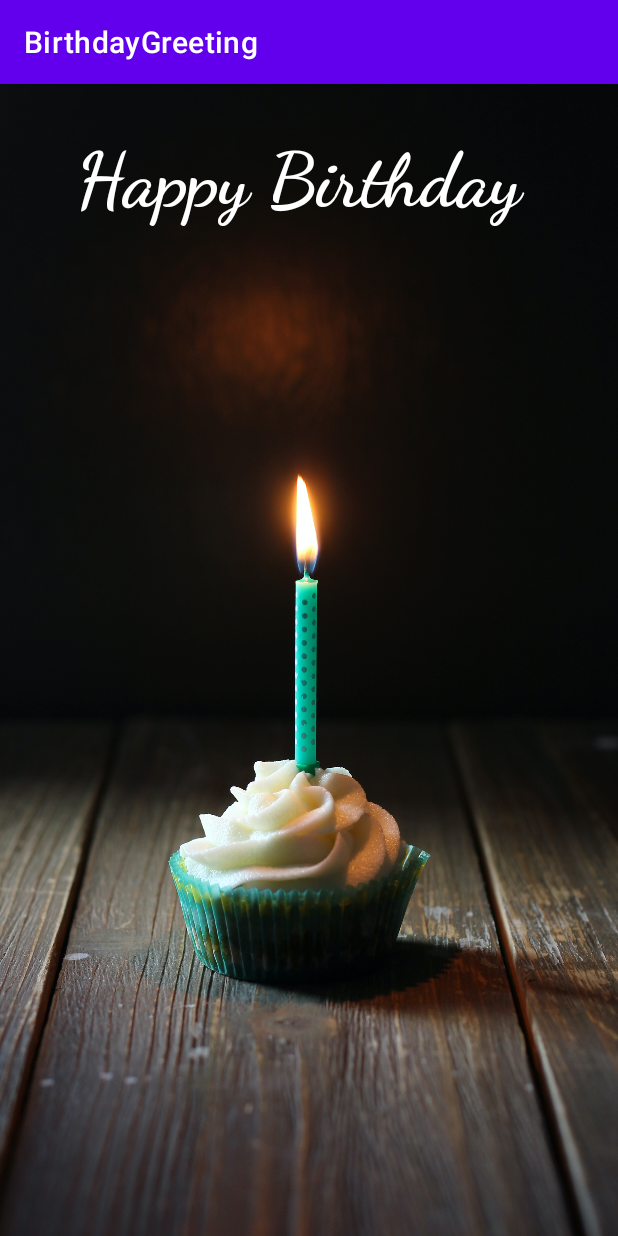
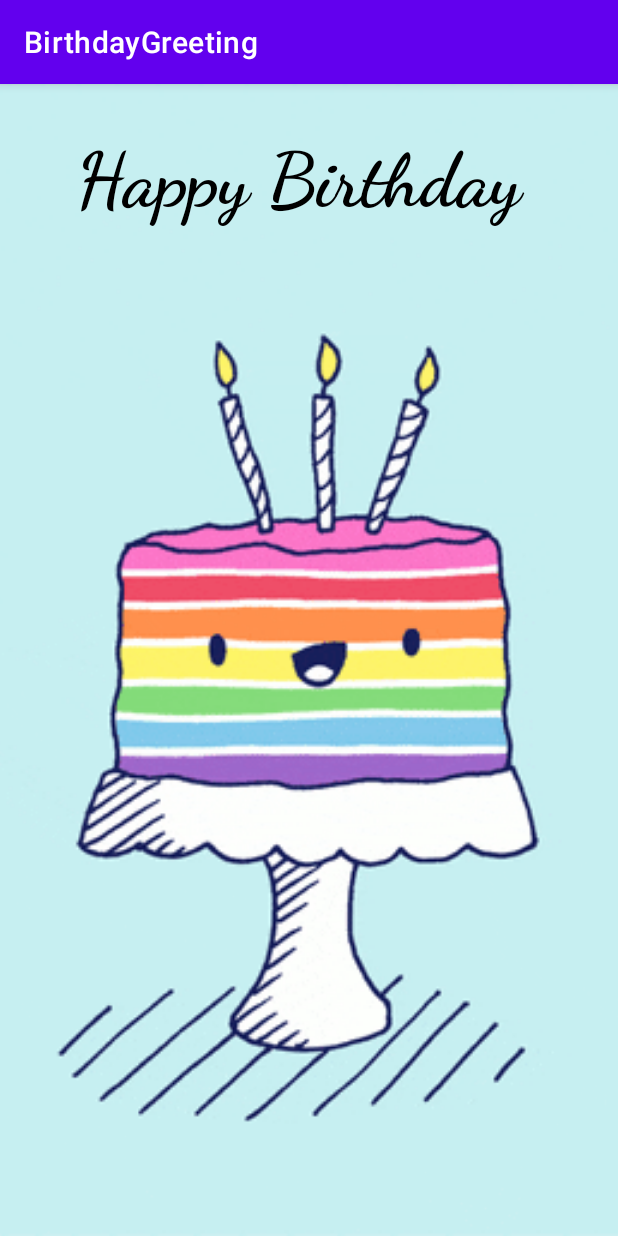
Before and after one commit to jay75chauhan/BirthdayGreetingApp, an Android app: the screen it shows after launch (BirthdayGreeting), after a tap on "CREATE MAGIC", on a phone screen of 412 x 824 dp. Run offline under Robolectric (Android 15) with nearby library versions, the phone set to English and light mode, and no system bars.

Commit message:
initial commit

```diff
--- a/app/build.gradle
+++ b/app/build.gradle
@@ -8,7 +8,7 @@ android {
 
     defaultConfig {
         applicationId "com.example.birthdaygreeting"
-        minSdkVersion 16
+        minSdkVersion 17
         targetSdkVersion 29
         versionCode 1
         versionName "1.0"
@@ -41,5 +41,6 @@ dependencies {
     testImplementation 'junit:junit:4.+'
     androidTestImplementation 'androidx.test.ext:junit:1.1.2'
     androidTestImplementation 'androidx.test.espresso:espresso-core:3.3.0'
+    implementation 'pl.droidsonroids.gif:android-gif-drawable:1.2.19'
 }
 apply plugin:'kotlin-android-extensions'
--- a/app/src/main/java/com/example/birthdaygreeting/BirthdayGreeting.kt
+++ b/app/src/main/java/com/example/birthdaygreeting/BirthdayGreeting.kt
@@ -13,8 +13,6 @@ class BirthdayGreeting : AppCompatActivity() {
         super.onCreate(savedInstanceState)
         setContentView(R.layout.activity_birthday_greeting)
 
-
-
         val name = intent.getStringExtra(NAME_EXTRA)
         birthdayGreeting.text="Happy Birthday \n$name"
     }
--- a/app/src/main/java/com/example/birthdaygreeting/MainActivity.kt
+++ b/app/src/main/java/com/example/birthdaygreeting/MainActivity.kt
@@ -4,6 +4,7 @@ import android.content.Intent
 import androidx.appcompat.app.AppCompatActivity
 import android.os.Bundle
 import android.view.View
+import android.widget.Toast
 import kotlinx.android.synthetic.main.activity_main.*
 
 class MainActivity : AppCompatActivity() {
@@ -17,7 +18,11 @@ class MainActivity : AppCompatActivity() {
         val name = editTextTextPersonName.editableText.toString()
 
         val intent = Intent(this,BirthdayGreeting::class.java)
+
+        Toast.makeText(this,"hii $name",Toast.LENGTH_LONG).show()
+
         intent.putExtra(BirthdayGreeting.NAME_EXTRA,name)
+
         startActivity(intent)
     }
 }
--- a/app/src/main/res/layout/activity_birthday_greeting.xml
+++ b/app/src/main/res/layout/activity_birthday_greeting.xml
@@ -6,11 +6,14 @@
     android:layout_height="match_parent"
     tools:context=".BirthdayGreeting">
 
-    <ImageView
+
+    <pl.droidsonroids.gif.GifImageView
         android:layout_width="match_parent"
         android:layout_height="match_parent"
         android:scaleType="centerCrop"
-        android:src="@drawable/ac2"/>
+        android:src="@drawable/giphy"
+        tools:layout_editor_absoluteX="0dp"
+        tools:layout_editor_absoluteY="153dp" />
 
     <TextView
         android:id="@+id/birthdayGreeting"
@@ -18,7 +21,7 @@
         android:layout_height="wrap_content"
         android:fontFamily="cursive"
         android:text="@string/happy_birthday"
-        android:textColor="@color/white"
+        android:textColor="@color/black"
         android:textSize="50sp"
         android:textStyle="bold"
         android:textAlignment="center"
```
Also changed, not shown: app/src/main/res/drawable/giphy.gif (added).
